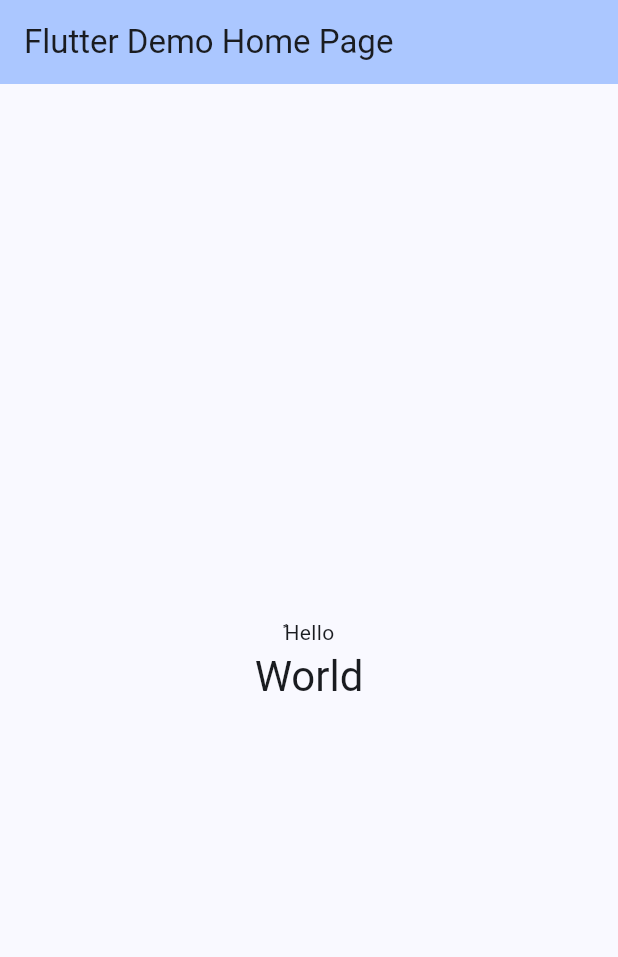
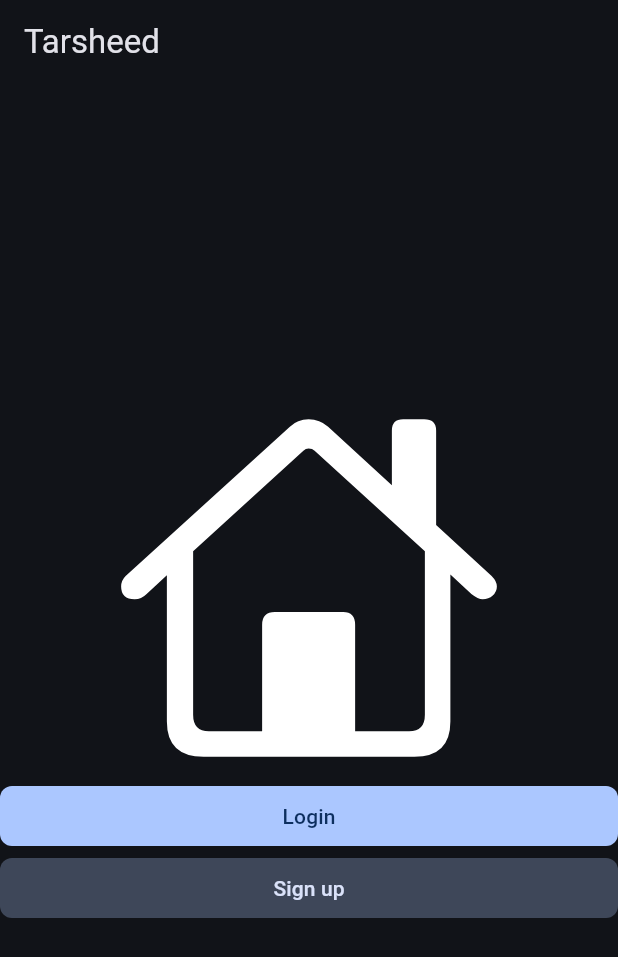
Before and after one commit to hassan1091/tarsheed, a Flutter app: the screen it shows after launch, on a phone screen of 412 x 824 dp. Shown: the top 957 px of the screen. Run offline on Flutter 3.47's test engine with Material 3 defaults, Android fonts, the phone set to English and light mode, and no system bars.

Commit message:
create main screen

```diff
--- a/lib/main.dart
+++ b/lib/main.dart
@@ -1,4 +1,5 @@
 import 'package:flutter/material.dart';
+import 'package:tarsheed/screens/main/main_screen.dart';
 
 void main() {
   runApp(const MyApp());
@@ -9,39 +10,24 @@ class MyApp extends StatelessWidget {
 
   @override
   Widget build(BuildContext context) {
+    const primary = Color(0xFF007FFF);
     return MaterialApp(
-      title: 'Flutter Demo',
+      title: 'Tarsheed',
       theme: ThemeData(
-        colorScheme: ColorScheme.fromSeed(seedColor: const Color(0xFF007FFF)),
+        colorScheme: ColorScheme.fromSeed(
+          seedColor: primary,
+          background: const Color(0x2e2e3eff),
+          brightness: Brightness.dark,
+        ),
+        appBarTheme: const AppBarTheme(backgroundColor: Colors.transparent),
+        filledButtonTheme: const FilledButtonThemeData(
+          style: ButtonStyle(
+              shape: MaterialStatePropertyAll(RoundedRectangleBorder(
+                  borderRadius: BorderRadius.all(Radius.circular(8))))),
+        ),
         useMaterial3: true,
       ),
-      home: const MyHomePage(),
+      home: const MainScreen(),
     );
   }
 }
-
-class MyHomePage extends StatelessWidget {
-  const MyHomePage({super.key});
-
-  @override
-  Widget build(BuildContext context) {
-    return Scaffold(
-      appBar: AppBar(
-        backgroundColor: Theme.of(context).colorScheme.inversePrimary,
-        title: const Text('Flutter Demo Home Page'),
-      ),
-      body: Center(
-        child: Column(
-          mainAxisAlignment: MainAxisAlignment.center,
-          children: <Widget>[
-            const Text('ًًHello'),
-            Text(
-              'World',
-              style: Theme.of(context).textTheme.headlineMedium,
-            ),
-          ],
-        ),
-      ),
-    );
-  }
-}
--- /dev/null
+++ b/lib/screens/main/main_screen.dart
@@ -0,0 +1,41 @@
+import 'package:flutter/cupertino.dart';
+import 'package:flutter/material.dart';
+
+class MainScreen extends StatelessWidget {
+  const MainScreen({super.key});
+
+  @override
+  Widget build(BuildContext context) {
+    return Scaffold(
+      appBar: AppBar(
+        title: const Text('Tarsheed'),
+      ),
+      body: Center(
+        child: SingleChildScrollView(
+          child: Column(
+            mainAxisAlignment: MainAxisAlignment.center,
+            crossAxisAlignment: CrossAxisAlignment.stretch,
+            children: [
+              const Icon(
+                CupertinoIcons.home,
+                size: 256,
+              ),
+              FilledButton(
+                onPressed: loginPressed,
+                child: const Text("Login"),
+              ),
+              FilledButton.tonal(
+                onPressed: signupPressed,
+                child: const Text("Sign up"),
+              )
+            ],
+          ),
+        ),
+      ),
+    );
+  }
+
+  void loginPressed() {}
+
+  void signupPressed() {}
+}
```
